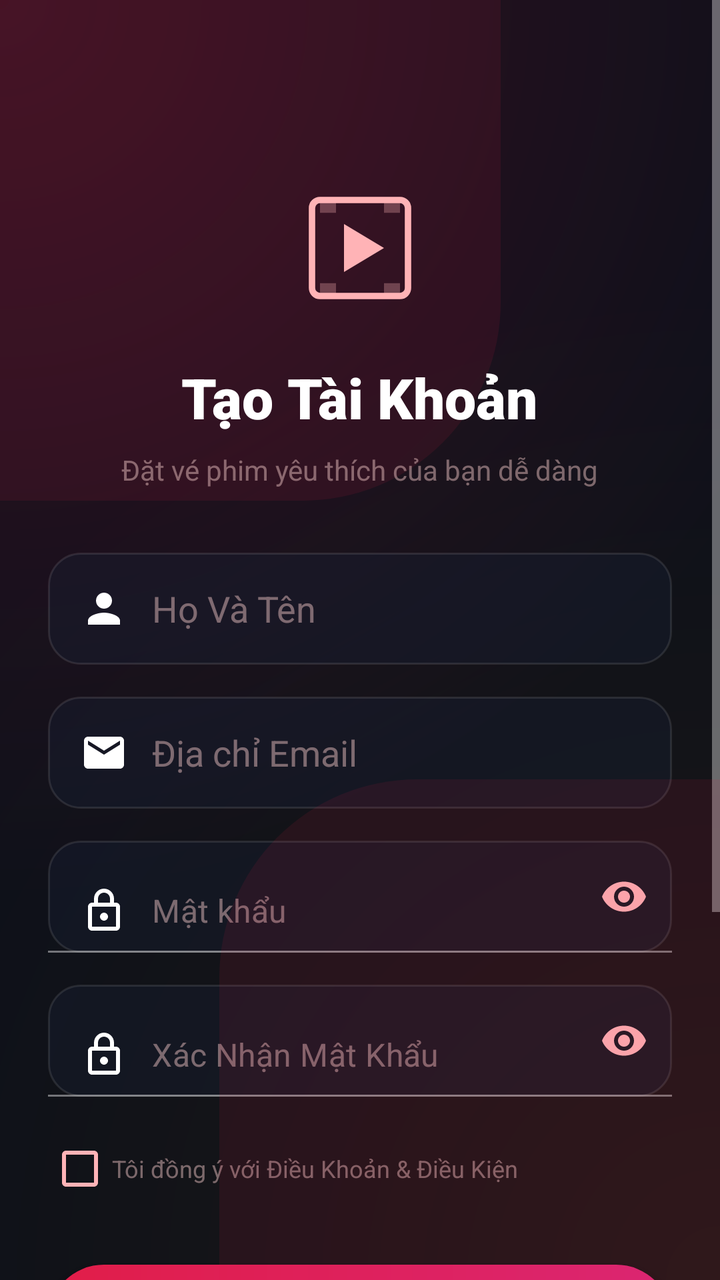
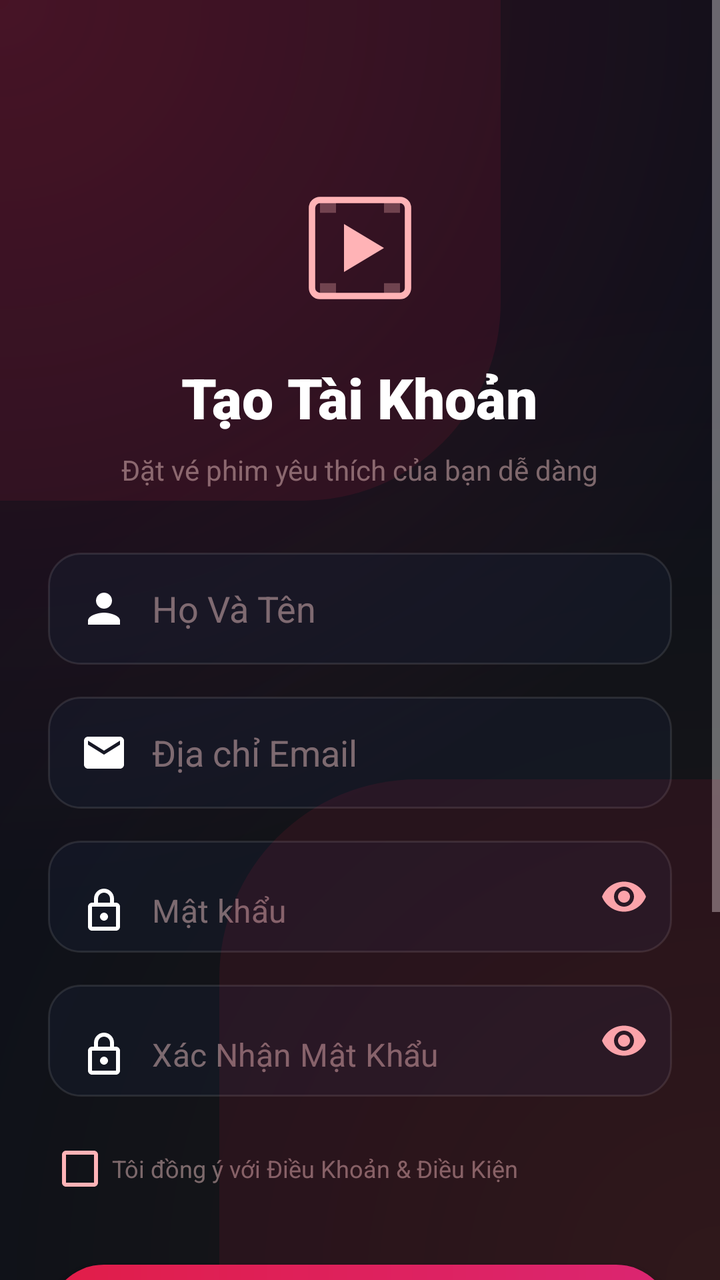

An Android layout rendered at two revisions. The XML below is the earlier revision; the diff shows what the commit changed to produce the second picture.
<!-- AndroidManifest.xml: application theme Theme.CinemaGo.Splash -->
<!-- res/layout/activity_register.xml -->
<?xml version="1.0" encoding="utf-8"?>
<RelativeLayout xmlns:android="http://schemas.android.com/apk/res/android"
    xmlns:app="http://schemas.android.com/apk/res-auto"
    android:layout_width="match_parent"
    android:layout_height="match_parent"
    android:background="@drawable/bg_cinematic_gradient">

    <View
        android:layout_width="350dp"
        android:layout_height="350dp"
        android:layout_alignParentTop="true"
        android:layout_alignParentStart="true"
        android:layout_marginStart="-100dp"
        android:layout_marginTop="-100dp"
        android:background="@drawable/btn_gradient"
        android:alpha="0.1"
        android:backgroundTint="@color/pink_gradient_start" />

    <ScrollView
        android:layout_width="match_parent"
        android:layout_height="match_parent"
        android:fillViewport="true">

        <LinearLayout
            android:id="@+id/formContainer"
            android:layout_width="match_parent"
            android:layout_height="wrap_content"
            android:orientation="vertical"
            android:padding="24dp"
            android:gravity="center_horizontal">

            <ImageView
                android:id="@+id/imgLogo"
                android:layout_width="80dp"
                android:layout_height="80dp"
                android:layout_marginTop="60dp"
                android:src="@drawable/ic_play_cinema"
                android:contentDescription="@string/desc_logo"
                app:tint="@color/pink_neon" />

            <TextView
                android:layout_width="wrap_content"
                android:layout_height="wrap_content"
                android:text="@string/title_create_account"
                android:textColor="@color/text_white"
                android:textSize="28sp"
                android:fontFamily="sans-serif-black"
                android:layout_marginTop="16dp"/>

            <TextView
                android:layout_width="wrap_content"
                android:layout_height="wrap_content"
                android:text="@string/subtitle_register"
                android:textColor="@color/text_hint"
                android:textSize="14sp"
                android:layout_marginTop="8dp"
                android:layout_marginBottom="32dp"/>

            <EditText
                android:id="@+id/edtFullName"
                android:layout_width="match_parent"
                android:layout_height="56dp"
                android:autofillHints="name"
                android:background="@drawable/bg_glass_input"
                android:drawableStart="@drawable/ic_nav_profile"
                android:drawablePadding="12dp"
                android:hint="@string/hint_full_name"
                android:inputType="textPersonName"
                android:paddingStart="16dp"
                android:paddingEnd="16dp"
                android:textColor="@color/text_white"
                android:textColorHint="@color/text_hint" />

            <EditText
                android:id="@+id/edtEmail"
                android:layout_width="match_parent"
                android:layout_height="56dp"
                android:layout_marginTop="16dp"
                android:background="@drawable/bg_glass_input"
                android:hint="@string/hint_email"
                android:textColorHint="@color/text_hint"
                android:textColor="@color/text_white"
                android:paddingStart="16dp"
                android:paddingEnd="16dp"
                android:drawableStart="@drawable/ic_email"
                android:drawablePadding="12dp"
                android:autofillHints="emailAddress"
                android:inputType="textEmailAddress"/>

            <com.google.android.material.textfield.TextInputLayout
                android:layout_width="match_parent"
                android:layout_height="56dp"
                android:layout_marginTop="16dp"
                app:passwordToggleEnabled="true"
                app:passwordToggleTint="@color/pink_neon"
                app:hintEnabled="false">
                <EditText
                    android:id="@+id/edtPassword"
                    android:layout_width="match_parent"
                    android:layout_height="match_parent"
                    android:background="@drawable/bg_glass_input"
                    android:hint="@string/hint_password"
                    android:textColorHint="@color/text_hint"
                    android:textColor="@color/text_white"
                    android:paddingStart="16dp"
                    android:paddingEnd="16dp"
                    android:drawableStart="@drawable/ic_lock"
                    android:drawablePadding="12dp"
                    android:autofillHints="password"
                    android:inputType="textPassword"/>
            </com.google.android.material.textfield.TextInputLayout>

            <com.google.android.material.textfield.TextInputLayout
                android:layout_width="match_parent"
                android:layout_height="56dp"
                android:layout_marginTop="16dp"
                app:passwordToggleEnabled="true"
                app:passwordToggleTint="@color/pink_neon"
                app:hintEnabled="false">
                <EditText
                    android:id="@+id/edtConfirmPassword"
                    android:layout_width="match_parent"
                    android:layout_height="match_parent"
                    android:background="@drawable/bg_glass_input"
                    android:hint="@string/hint_confirm_password"
                    android:textColorHint="@color/text_hint"
                    android:textColor="@color/text_white"
                    android:paddingStart="16dp"
                    android:paddingEnd="16dp"
                    android:drawableStart="@drawable/ic_lock"
                    android:drawablePadding="12dp"
                    android:autofillHints="password"
                    android:inputType="textPassword"/>
            </com.google.android.material.textfield.TextInputLayout>

            <CheckBox
                android:id="@+id/cbTerms"
                android:layout_width="match_parent"
                android:layout_height="wrap_content"
                android:layout_marginTop="12dp"
                android:text="@string/text_terms"
                android:textColor="@color/text_hint"
                android:buttonTint="@color/pink_neon"
                android:textSize="12sp" />

            <Button
                android:id="@+id/btnCreateAccount"
                android:layout_width="match_parent"
                android:layout_height="56dp"
                android:layout_marginTop="24dp"
                android:background="@drawable/btn_gradient"
                android:text="@string/btn_create_account"
                android:textColor="#FFFFFF"
                android:textStyle="bold"
                android:textSize="14sp"
                app:backgroundTint="@null" />

            <LinearLayout
                android:layout_width="match_parent"
                android:layout_height="wrap_content"
                android:orientation="horizontal"
                android:gravity="center"
                android:layout_marginTop="24dp"
                android:layout_marginBottom="24dp">
                <View android:layout_width="0dp" android:layout_height="1dp" android:layout_weight="1" android:background="#1AFFFFFF"/>
                <TextView android:layout_width="wrap_content" android:layout_height="wrap_content" android:text="@string/text_or" android:textColor="@color/text_hint" android:textSize="11sp"/>
                <View android:layout_width="0dp" android:layout_height="1dp" android:layout_weight="1" android:background="#1AFFFFFF"/>
            </LinearLayout>

            <LinearLayout
                android:layout_width="match_parent"
                android:layout_height="52dp"
                android:background="@drawable/btn_google_bg"
                android:gravity="center"
                android:orientation="horizontal"
                android:clickable="true"
                android:focusable="true"
                android:foreground="?attr/selectableItemBackground">

                <ImageView
                    android:layout_width="20dp"
                    android:layout_height="20dp"
                    android:layout_marginEnd="12dp"
                    android:contentDescription="@string/desc_google_icon"
                    android:src="@drawable/ic_google"/>
                <TextView
                    android:layout_width="wrap_content"
                    android:layout_height="wrap_content"
                    android:text="@string/btn_google"
                    android:textColor="@color/text_white"
                    android:textStyle="bold"
                    android:textSize="16sp"/>
            </LinearLayout>

            <TextView
                android:id="@+id/tvSignIn"
                android:layout_width="wrap_content"
                android:layout_height="wrap_content"
                android:text="@string/text_already_have_account"
                android:textColor="@color/text_hint"
                android:layout_marginTop="32dp"
                android:layout_marginBottom="20dp"
                android:textSize="14sp"/>

        </LinearLayout>
    </ScrollView>
    <View
        android:layout_width="350dp"
        android:layout_height="350dp"
        android:layout_alignParentBottom="true"
        android:layout_alignParentEnd="true"
        android:layout_marginEnd="-100dp"
        android:layout_marginBottom="-100dp"
        android:background="@drawable/btn_gradient"
        android:alpha="0.1"
        android:backgroundTint="@color/pink_gradient_start" />
</RelativeLayout>
<!-- resources referenced by this layout -->
<resources>
  <color name="pink_gradient_start">#E11D48</color>
  <color name="pink_neon">#FFB3B6</color>
  <color name="text_hint">#80E5BDBE</color>
  <color name="text_white">#FFFFFF</color>
  <!-- drawable btn_google_bg (drawable) -->
  <?xml version="1.0" encoding="utf-8"?>
  <shape xmlns:android="http://schemas.android.com/apk/res/android" android:shape="rectangle">
      <solid android:color="@color/google_btn_bg" />
      <stroke android:width="1dp" android:color="@color/google_btn_border" />
      <corners android:radius="12dp" />
  </shape>
  <!-- drawable btn_gradient (drawable) -->
  <?xml version="1.0" encoding="utf-8"?>
  <shape xmlns:android="http://schemas.android.com/apk/res/android" android:shape="rectangle">
      <gradient
          android:startColor="@color/gradient_start"
          android:endColor="@color/gradient_end"
          android:angle="0"/>
      <corners android:radius="99dp"/> </shape>
  <!-- drawable ic_email (drawable) -->
  <vector xmlns:android="http://schemas.android.com/apk/res/android"
      android:width="24dp"
      android:height="24dp"
      android:viewportWidth="24"
      android:viewportHeight="24">
      <path
          android:fillColor="#FFFFFF"
          android:pathData="M20,4H4c-1.1,0 -1.99,0.9 -1.99,2L2,18c0,1.1 0.9,2 2,2h16c1.1,0 2,-0.9 2,-2V6c0,-1.1 -0.9,-2 -2,-2zM20,8l-8,5 -8,-5V6l8,5 8,-5v2z"/>
  </vector>
  <!-- drawable ic_lock (drawable) -->
  <vector xmlns:android="http://schemas.android.com/apk/res/android"
      android:width="24dp"
      android:height="24dp"
      android:viewportWidth="24"
      android:viewportHeight="24">
      <path
          android:fillColor="#FFFF"
          android:pathData="M18,8h-1V6c0,-2.76 -2.24,-5 -5,-5S7,3.24 7,6v2H6c-1.1,0 -2,0.9 -2,2v10c0,1.1 0.9,2 2,2h12c1.1,0 2,-0.9 2,-2V10c0,-1.1 -0.9,-2 -2,-2zM9,6c0,-1.66 1.34,-3 3,-3s3,1.34 3,3v2H9V6zm9,14H6V10h12v10zm-6,-3c1.1,0 2,-0.9 2,-2s-0.9,-2 -2,-2 -2,0.9 -2,2 0.9,2 2,2z"/>
  </vector>
  <!-- drawable ic_nav_profile (drawable) -->
  <?xml version="1.0" encoding="utf-8"?>
  <vector xmlns:android="http://schemas.android.com/apk/res/android"
      android:width="24dp"
      android:height="24dp"
      android:viewportWidth="24"
      android:viewportHeight="24">
      <path
          android:fillColor="#FFFFFF"
          android:pathData="M12,12c2.21,0 4,-1.79 4,-4s-1.79,-4 -4,-4 -4,1.79 -4,4 1.79,4 4,4zm0,2c-2.67,0 -8,1.34 -8,4v2h16v-2c0,-2.66 -5.33,-4 -8,-4z" />
  </vector>
  <string name="btn_create_account">TẠO TÀI KHOẢN</string>
  <string name="btn_google">Tiếp tục với Google</string>
  <string name="desc_google_icon">Logo Google</string>
  <string name="desc_logo">Logo Cinephile</string>
  <string name="hint_confirm_password">Xác Nhận Mật Khẩu</string>
  <string name="hint_email">Địa chỉ Email</string>
  <string name="hint_full_name">Họ Và Tên</string>
  <string name="hint_password">Mật khẩu</string>
  <string name="subtitle_register">Đặt vé phim yêu thích của bạn dễ dàng</string>
  <string name="text_already_have_account">Đã có tài khoản? Đăng Nhập</string>
  <string name="text_or">HOẶC TIẾP TỤC VỚI</string>
  <string name="text_terms">Tôi đồng ý với Điều Khoản &amp; Điều Kiện</string>
  <string name="title_create_account">Tạo Tài Khoản</string>
  <style name="Theme.CinemaGo.Splash" parent="Theme.MaterialComponents.NoActionBar">
          <item name="android:windowBackground">#0B0F19</item>
          <item name="android:windowFullscreen">true</item>
      </style>
  <color name="bg_background">#0B0F19</color>
  <color name="neon_red_glow">#33E11D48</color>
  <color name="neon_purple_glow">#208B5003</color>
  <color name="glass_card">#66171F33</color>
  <color name="google_btn_bg">#111827</color>
  <color name="google_btn_border">#374151</color>
  <color name="gradient_start">#E11D48</color>
  <color name="gradient_end">#DB2777</color>
  <!-- unchanged entries left out for length: 4 -->
</resources>

<!-- the commit's change to res/layout/activity_register.xml (unified diff, before → after) -->
@@ -93,6 +93,9 @@
                 android:layout_marginTop="16dp"
                 app:passwordToggleEnabled="true"
                 app:passwordToggleTint="@color/pink_neon"
+                app:boxBackgroundMode="none"
+                app:boxStrokeWidth="0dp"
+                app:boxStrokeWidthFocused="0dp"
                 app:hintEnabled="false">
                 <EditText
                     android:id="@+id/edtPassword"
@@ -116,6 +119,9 @@
                 android:layout_marginTop="16dp"
                 app:passwordToggleEnabled="true"
                 app:passwordToggleTint="@color/pink_neon"
+                app:boxBackgroundMode="none"
+                app:boxStrokeWidth="0dp"
+                app:boxStrokeWidthFocused="0dp"
                 app:hintEnabled="false">
                 <EditText
                     android:id="@+id/edtConfirmPassword"
@@ -130,7 +136,8 @@
                     android:drawableStart="@drawable/ic_lock"
                     android:drawablePadding="12dp"
                     android:autofillHints="password"
-                    android:inputType="textPassword"/>
+
+                    android:inputType="textPassword|textNoSuggestions" />
             </com.google.android.material.textfield.TextInputLayout>
 
             <CheckBox
